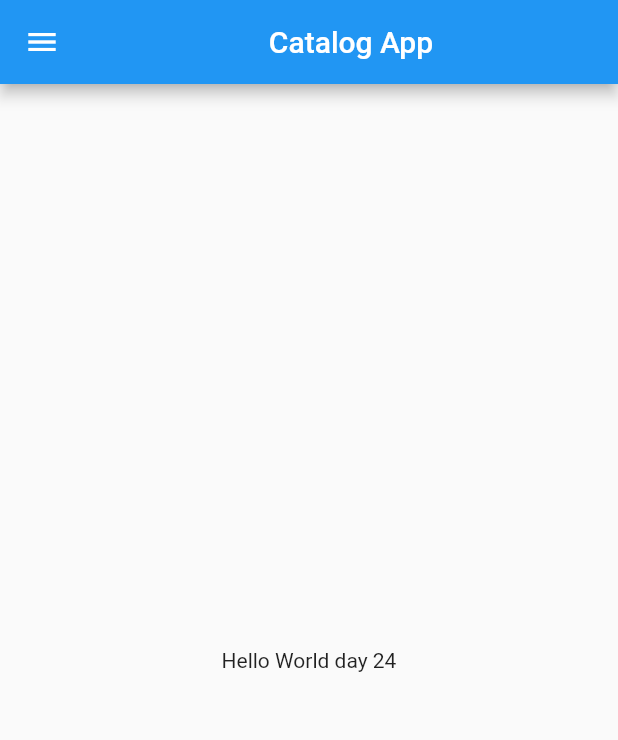
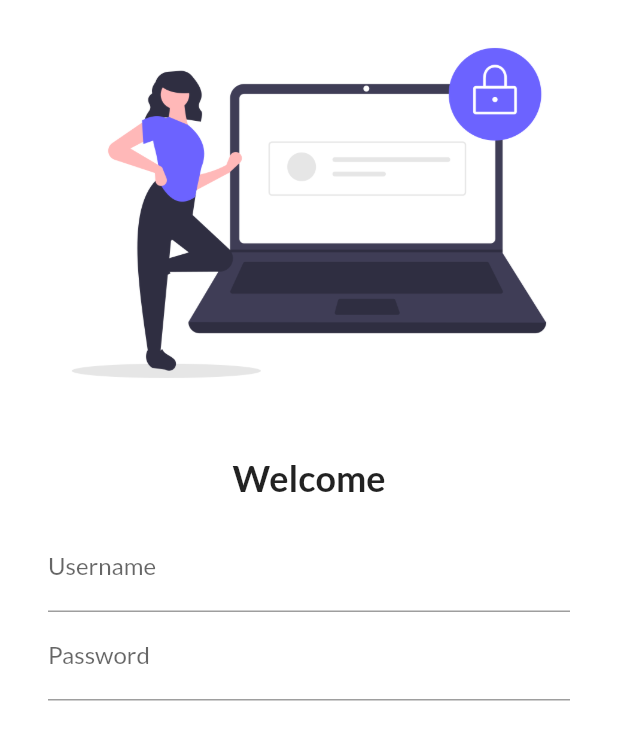
Before and after one commit to sarthakroy988/learnFlutter, a Flutter app: the screen it shows after launch, on a phone screen of 412 x 824 dp. Shown: the top 740 px of the screen. Run offline on Flutter 3.47's test engine with Material 2 defaults, Android fonts, the phone set to English and light mode, and no system bars; our stand-ins replace google_fonts.

Commit message:
Day 3 before sleeping iguess

```diff
--- a/lib/main.dart
+++ b/lib/main.dart
@@ -1,5 +1,7 @@
 import "package:flutter/material.dart";
-import 'package:flutter_catalog/home_page.dart';
+import 'package:flutter_catalog/pages/home_page.dart';
+import 'package:flutter_catalog/pages/login_page.dart';
+import 'package:google_fonts/google_fonts.dart';
 
 void main() {
   runApp(const MyApp());
@@ -10,8 +12,22 @@ class MyApp extends StatelessWidget {
 
   @override
   Widget build(BuildContext context) {
-    return const MaterialApp(
-      home: HomePage(),
+    return MaterialApp(
+      // home: const HomePage(),
+      themeMode: ThemeMode.light,
+      theme: ThemeData(
+        primarySwatch: Colors.deepPurple,
+        fontFamily: GoogleFonts.lato().fontFamily,
+      ),
+      darkTheme: ThemeData(
+        brightness: Brightness.dark,
+      ),
+      initialRoute: "/",
+      routes: {
+        "/": (context) => const LoginPage(),
+        "/home": (context) => const HomePage(),
+        "/login": (context) => const LoginPage(),
+      },
     );
   }
 }
--- a/lib/home_page.dart
+++ b/lib/pages/home_page.dart
@@ -9,9 +9,7 @@ class HomePage extends StatelessWidget {
 
     return Scaffold(
       appBar: AppBar(
-        title: const Center(
-          child: Text("Catalog App"),
-        ),
+        title: const Text("Catalog App"),
       ),
       body: Center(
         child: Text("Hello World day $days"),
--- /dev/null
+++ b/lib/pages/login_page.dart
@@ -0,0 +1,54 @@
+import 'package:flutter/material.dart';
+
+class LoginPage extends StatelessWidget {
+  const LoginPage({Key? key}) : super(key: key);
+
+  @override
+  Widget build(BuildContext context) {
+    return Material(
+      color: Colors.white,
+      child: Column(
+        children: [
+          Image.asset(
+            "assets/images/login_image.png",
+            fit: BoxFit.cover,
+          ),
+          const SizedBox(
+            height: 20.0,
+          ),
+          const Text(
+            "Welcome",
+            style: TextStyle(
+              fontSize: 24,
+              fontWeight: FontWeight.bold,
+            ),
+          ),
+          Padding(
+            padding:
+                const EdgeInsets.symmetric(horizontal: 32.0, vertical: 16.0),
+            child: Column(
+              children: [
+                TextFormField(
+                  decoration: const InputDecoration(
+                    hintText: "Enter Username",
+                    labelText: "Username",
+                  ),
+                ),
+                TextFormField(
+                  obscureText: true,
+                  decoration: const InputDecoration(
+                    hintText: "Enter Password",
+                    labelText: "Password",
+                  ),
+                ),
+                const SizedBox(
+                  height: 20.0,
+                ),
+              ],
+            ),
+          ),
+        ],
+      ),
+    );
+  }
+}
--- a/pubspec.yaml
+++ b/pubspec.yaml
@@ -34,6 +34,7 @@ dependencies:
   # The following adds the Cupertino Icons font to your application.
   # Use with the CupertinoIcons class for iOS style icons.
   cupertino_icons: ^1.0.2
+  google_fonts: ^2.3.2
 
 dev_dependencies:
   flutter_test:
@@ -58,8 +59,8 @@ flutter:
   uses-material-design: true
 
   # To add assets to your application, add an assets section, like this:
-  # assets:
-  #   - images/a_dot_burr.jpeg
+  assets:
+     - assets/images/
   #   - images/a_dot_ham.jpeg
 
   # An image asset can refer to one or more resolution-specific "variants", see
```
Also changed, not shown: assets/images/login_image.png (added), pubspec.lock.
